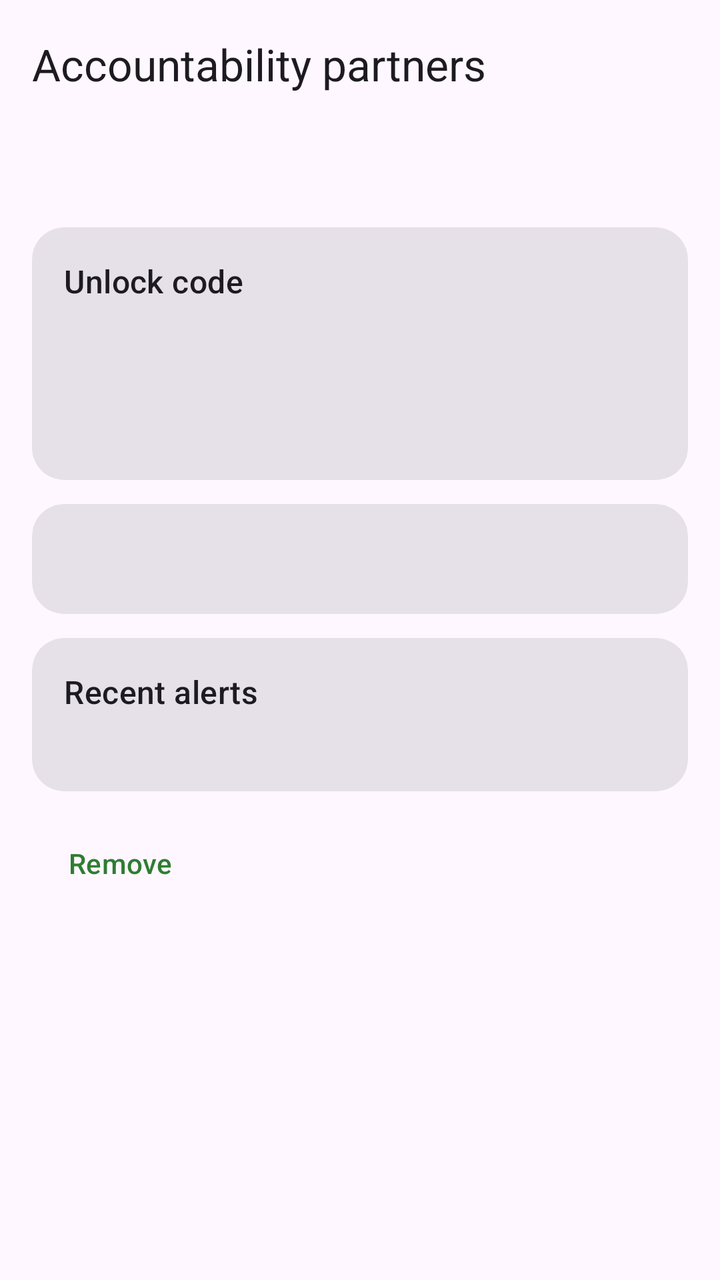
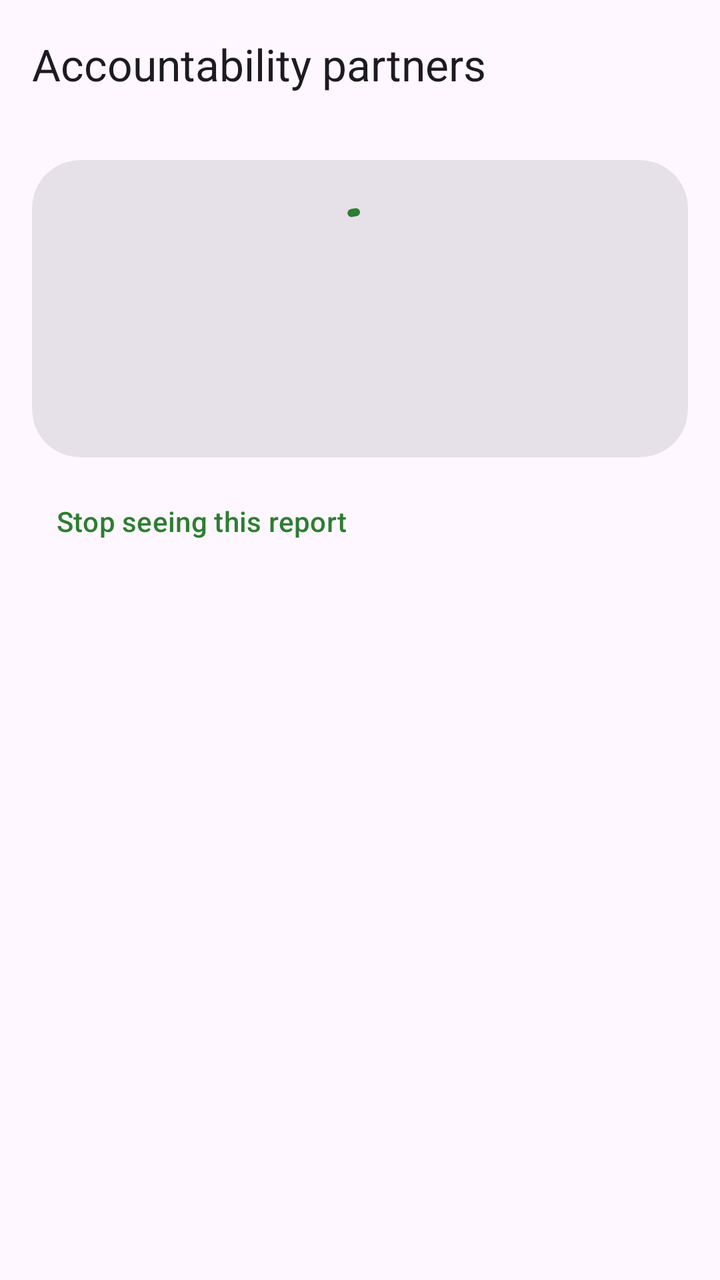

Compare the two renders of this Android layout. The source of the first and the diff that turns it into the second are given below.
<!-- AndroidManifest.xml: application theme Theme.FocusFence -->
<!-- res/layout/activity_partner_report.xml -->
<?xml version="1.0" encoding="utf-8"?>
<androidx.coordinatorlayout.widget.CoordinatorLayout
    xmlns:android="http://schemas.android.com/apk/res/android"
    xmlns:app="http://schemas.android.com/apk/res-auto"
    android:layout_width="match_parent"
    android:layout_height="match_parent">

    <com.google.android.material.appbar.AppBarLayout
        android:layout_width="match_parent"
        android:layout_height="wrap_content">
        <com.google.android.material.appbar.MaterialToolbar
            android:id="@+id/toolbar"
            android:layout_width="match_parent"
            android:layout_height="?attr/actionBarSize"
            app:title="@string/acc_title" />
    </com.google.android.material.appbar.AppBarLayout>

    
    <WebView
        android:id="@+id/reportWeb"
        android:layout_width="match_parent"
        android:layout_height="match_parent"
        android:visibility="gone"
        app:layout_behavior="@string/appbar_scrolling_view_behavior" />

    <androidx.core.widget.NestedScrollView
        android:id="@+id/reportScroll"
        android:layout_width="match_parent"
        android:layout_height="match_parent"
        app:layout_behavior="@string/appbar_scrolling_view_behavior">

        <LinearLayout
            android:layout_width="match_parent"
            android:layout_height="wrap_content"
            android:orientation="vertical"
            android:padding="16dp">
            <TextView
                android:id="@+id/reportStatus"
                android:layout_width="match_parent"
                android:layout_height="wrap_content"
                android:textAppearance="?attr/textAppearanceTitleMedium" />


            <com.google.android.material.card.MaterialCardView
                android:layout_width="match_parent"
                android:layout_height="wrap_content"
                android:layout_marginTop="12dp"
                app:cardCornerRadius="16dp"
                app:contentPadding="16dp">
                <LinearLayout
                    android:layout_width="match_parent"
                    android:layout_height="wrap_content"
                    android:orientation="vertical">
                    <TextView
                        android:layout_width="match_parent"
                        android:layout_height="wrap_content"
                        android:text="@string/report_unlock_title"
                        android:textAppearance="?attr/textAppearanceTitleMedium" />
                    <TextView
                        android:layout_width="match_parent"
                        android:layout_height="wrap_content"
                        android:layout_marginTop="4dp"
                        android:visibility="gone"
                        android:textAppearance="?attr/textAppearanceBodySmall"
                        android:textColor="?attr/colorOnSurfaceVariant" />
                    <TextView
                        android:id="@+id/unlockCode"
                        android:layout_width="match_parent"
                        android:layout_height="wrap_content"
                        android:layout_marginTop="8dp"
                        android:fontFamily="monospace"
                        android:letterSpacing="0.1"
                        android:textIsSelectable="true"
                        android:textAppearance="?attr/textAppearanceDisplaySmall" />
                    <TextView
                        android:id="@+id/unlockHint"
                        android:layout_width="match_parent"
                        android:layout_height="wrap_content"
                        android:textAppearance="?attr/textAppearanceBodySmall"
                        android:textColor="?attr/colorOnSurfaceVariant" />
                </LinearLayout>
            </com.google.android.material.card.MaterialCardView>

            <com.google.android.material.card.MaterialCardView
                android:layout_width="match_parent"
                android:layout_height="wrap_content"
                android:layout_marginTop="12dp"
                app:cardCornerRadius="16dp"
                app:contentPadding="16dp">
                <LinearLayout
                    android:layout_width="match_parent"
                    android:layout_height="wrap_content"
                    android:orientation="vertical">
                    
                    <TextView
                        android:id="@+id/reportBody"
                        android:layout_width="match_parent"
                        android:layout_height="wrap_content"
                        android:layout_marginTop="4dp"
                        android:textIsSelectable="true"
                        android:textAppearance="?attr/textAppearanceBodyMedium" />
                </LinearLayout>
            </com.google.android.material.card.MaterialCardView>

            <com.google.android.material.card.MaterialCardView
                android:layout_width="match_parent"
                android:layout_height="wrap_content"
                android:layout_marginTop="12dp"
                app:cardCornerRadius="16dp"
                app:contentPadding="16dp">
                <LinearLayout
                    android:layout_width="match_parent"
                    android:layout_height="wrap_content"
                    android:orientation="vertical">
                    <TextView android:layout_width="match_parent" android:layout_height="wrap_content" android:text="@string/report_alerts" android:textAppearance="?attr/textAppearanceTitleMedium" />
                    <TextView
                        android:id="@+id/alertsBody"
                        android:layout_width="match_parent"
                        android:layout_height="wrap_content"
                        android:layout_marginTop="4dp"
                        android:textIsSelectable="true"
                        android:textAppearance="?attr/textAppearanceBodyMedium" />
                </LinearLayout>
            </com.google.android.material.card.MaterialCardView>

            <Button
                android:id="@+id/removeWatch"
                style="@style/Widget.Material3.Button.TextButton"
                android:layout_width="wrap_content"
                android:layout_height="wrap_content"
                android:layout_marginTop="12dp"
                android:text="@string/acc_remove" />
        </LinearLayout>
    </androidx.core.widget.NestedScrollView>
</androidx.coordinatorlayout.widget.CoordinatorLayout>
<!-- resources referenced by this layout -->
<resources>
  <string name="acc_remove">Remove</string>
  <string name="acc_title">Accountability partners</string>
  <string name="report_alerts">Recent alerts</string>
  <string name="report_unlock_title">Unlock code</string>
  <style name="Theme.FocusFence" parent="Theme.Material3.DayNight.NoActionBar">
          <item name="colorPrimary">@color/brand_primary</item>
          
          <item name="materialCardViewStyle">@style/Widget.Material3.CardView.Filled</item>
          
          <item name="android:statusBarColor">?attr/colorSurface</item>
          <item name="android:navigationBarColor">?attr/colorSurface</item>
          <item name="android:windowLightStatusBar">true</item>
      </style>
  <color name="brand_primary">#2E7D32</color>
</resources>

<!-- the commit's change to res/layout/activity_partner_report.xml (unified diff, before → after) -->
@@ -23,6 +23,7 @@
         android:visibility="gone"
         app:layout_behavior="@string/appbar_scrolling_view_behavior" />
 
+    
     <androidx.core.widget.NestedScrollView
         android:id="@+id/reportScroll"
         android:layout_width="match_parent"
@@ -34,102 +35,45 @@
             android:layout_height="wrap_content"
             android:orientation="vertical"
             android:padding="16dp">
-            <TextView
-                android:id="@+id/reportStatus"
-                android:layout_width="match_parent"
-                android:layout_height="wrap_content"
-                android:textAppearance="?attr/textAppearanceTitleMedium" />
-
-
             <com.google.android.material.card.MaterialCardView
                 android:layout_width="match_parent"
                 android:layout_height="wrap_content"
-                android:layout_marginTop="12dp"
-                app:cardCornerRadius="16dp"
-                app:contentPadding="16dp">
+                app:cardCornerRadius="24dp"
+                app:contentPadding="20dp">
                 <LinearLayout
                     android:layout_width="match_parent"
                     android:layout_height="wrap_content"
+                    android:gravity="center_horizontal"
                     android:orientation="vertical">
+                    <com.google.android.material.progressindicator.CircularProgressIndicator
+                        android:id="@+id/reportProgress"
+                        android:layout_width="wrap_content"
+                        android:layout_height="wrap_content"
+                        android:indeterminate="true" />
                     <TextView
+                        android:id="@+id/reportStatus"
                         android:layout_width="match_parent"
                         android:layout_height="wrap_content"
-                        android:text="@string/report_unlock_title"
+                        android:layout_marginTop="12dp"
+                        android:gravity="center_horizontal"
                         android:textAppearance="?attr/textAppearanceTitleMedium" />
-                    <TextView
-                        android:layout_width="match_parent"
-                        android:layout_height="wrap_content"
-                        android:layout_marginTop="4dp"
-                        android:visibility="gone"
-                        android:textAppearance="?attr/textAppearanceBodySmall"
-                        android:textColor="?attr/colorOnSurfaceVariant" />
-                    <TextView
-                        android:id="@+id/unlockCode"
-                        android:layout_width="match_parent"
-                        android:layout_height="wrap_content"
-                        android:layout_marginTop="8dp"
-                        android:fontFamily="monospace"
-                        android:letterSpacing="0.1"
-                        android:textIsSelectable="true"
-                        android:textAppearance="?attr/textAppearanceDisplaySmall" />
-                    <TextView
-                        android:id="@+id/unlockHint"
-                        android:layout_width="match_parent"
-                        android:layout_height="wrap_content"
-                        android:textAppearance="?attr/textAppearanceBodySmall"
-                        android:textColor="?attr/colorOnSurfaceVariant" />
-                </LinearLayout>
-            </com.google.android.material.card.MaterialCardView>
-
-            <com.google.android.material.card.MaterialCardView
-                android:layout_width="match_parent"
-                android:layout_height="wrap_content"
-                android:layout_marginTop="12dp"
-                app:cardCornerRadius="16dp"
-                app:contentPadding="16dp">
-                <LinearLayout
-                    android:layout_width="match_parent"
-                    android:layout_height="wrap_content"
-                    android:orientation="vertical">
-                    
                     <TextView
                         android:id="@+id/reportBody"
                         android:layout_width="match_parent"
                         android:layout_height="wrap_content"
-                        android:layout_marginTop="4dp"
-                        android:textIsSelectable="true"
-                        android:textAppearance="?attr/textAppearanceBodyMedium" />
+                        android:layout_marginTop="8dp"
+                        android:gravity="center_horizontal"
+                        android:textAppearance="?attr/textAppearanceBodyMedium"
+                        android:textColor="?attr/colorOnSurfaceVariant" />
                 </LinearLayout>
             </com.google.android.material.card.MaterialCardView>
-
-            <com.google.android.material.card.MaterialCardView
-                android:layout_width="match_parent"
-                android:layout_height="wrap_content"
-                android:layout_marginTop="12dp"
-                app:cardCornerRadius="16dp"
-                app:contentPadding="16dp">
-                <LinearLayout
-                    android:layout_width="match_parent"
-                    android:layout_height="wrap_content"
-                    android:orientation="vertical">
-                    <TextView android:layout_width="match_parent" android:layout_height="wrap_content" android:text="@string/report_alerts" android:textAppearance="?attr/textAppearanceTitleMedium" />
-                    <TextView
-                        android:id="@+id/alertsBody"
-                        android:layout_width="match_parent"
-                        android:layout_height="wrap_content"
-                        android:layout_marginTop="4dp"
-                        android:textIsSelectable="true"
-                        android:textAppearance="?attr/textAppearanceBodyMedium" />
-                </LinearLayout>
-            </com.google.android.material.card.MaterialCardView>
-
             <Button
                 android:id="@+id/removeWatch"
                 style="@style/Widget.Material3.Button.TextButton"
                 android:layout_width="wrap_content"
                 android:layout_height="wrap_content"
-                android:layout_marginTop="12dp"
-                android:text="@string/acc_remove" />
+                android:layout_marginTop="8dp"
+                android:text="@string/report_stop_seeing" />
         </LinearLayout>
     </androidx.core.widget.NestedScrollView>
 </androidx.coordinatorlayout.widget.CoordinatorLayout>
<!-- resource entries referenced after the edit -->
@@ -1,9 +1,7 @@
 <!-- resources referenced by this layout -->
 <resources>
-  <string name="acc_remove">Remove</string>
   <string name="acc_title">Accountability partners</string>
-  <string name="report_alerts">Recent alerts</string>
-  <string name="report_unlock_title">Unlock code</string>
+  <string name="report_stop_seeing">Stop seeing this report</string>
   <style name="Theme.FocusFence" parent="Theme.Material3.DayNight.NoActionBar">
           <item name="colorPrimary">@color/brand_primary</item>
           
